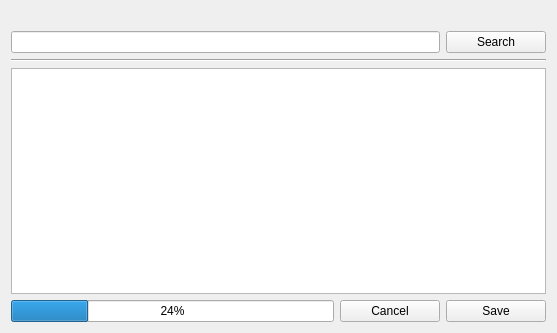
This is branches/sayonara-492/GUI/alternate_covers/GUI_Alternate_Covers.ui in shahid334/sayonara-player as Qt 5 draws it before an edit. The edited form follows.
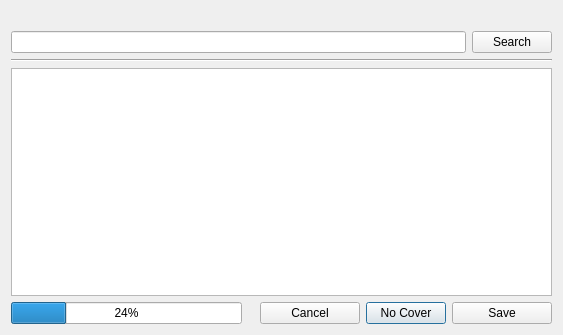
This is the edited form.

Commit message: album covers and library refactoring

Diff of the .ui file:
```diff
--- a/branches/sayonara-492/GUI/alternate_covers/GUI_Alternate_Covers.ui
+++ b/branches/sayonara-492/GUI/alternate_covers/GUI_Alternate_Covers.ui
@@ -6,31 +6,22 @@
    <rect>
     <x>0</x>
     <y>0</y>
-    <width>557</width>
-    <height>333</height>
+    <width>563</width>
+    <height>335</height>
    </rect>
   </property>
   <property name="windowTitle">
    <string>Search alternative image</string>
   </property>
   <layout class="QGridLayout" name="gridLayout">
-   <item row="0" column="0" colspan="3">
-    <widget class="QLabel" name="lab_title">
-     <property name="font">
-      <font>
-       <weight>75</weight>
-       <bold>true</bold>
-      </font>
-     </property>
-     <property name="text">
-      <string/>
+   <item row="2" column="0" colspan="7">
+    <widget class="Line" name="line">
+     <property name="orientation">
+      <enum>Qt::Horizontal</enum>
      </property>
     </widget>
    </item>
-   <item row="1" column="0" colspan="2">
-    <widget class="QLineEdit" name="le_search"/>
-   </item>
-   <item row="1" column="2">
+   <item row="1" column="6">
     <widget class="QPushButton" name="btn_search">
      <property name="sizePolicy">
       <sizepolicy hsizetype="Fixed" vsizetype="Fixed">
@@ -58,18 +49,21 @@
      </property>
     </widget>
    </item>
-   <item row="2" column="0" colspan="3">
-    <widget class="Line" name="line">
-     <property name="orientation">
-      <enum>Qt::Horizontal</enum>
+   <item row="1" column="0" colspan="6">
+    <widget class="QLineEdit" name="le_search">
+     <property name="maximumSize">
+      <size>
+       <width>654654</width>
+       <height>16777215</height>
+      </size>
      </property>
     </widget>
    </item>
-   <item row="3" column="0" colspan="3">
+   <item row="3" column="0" colspan="7">
     <widget class="QTableView" name="tv_images">
      <property name="minimumSize">
       <size>
-       <width>520</width>
+       <width>250</width>
        <height>220</height>
       </size>
      </property>
@@ -117,7 +111,29 @@
      </attribute>
     </widget>
    </item>
-   <item row="4" column="1">
+   <item row="0" column="0" colspan="7">
+    <widget class="QLabel" name="lab_title">
+     <property name="font">
+      <font>
+       <weight>75</weight>
+       <bold>true</bold>
+      </font>
+     </property>
+     <property name="text">
+      <string/>
+     </property>
+    </widget>
+   </item>
+   <item row="5" column="0">
+    <widget class="QProgressBar" name="pb_progress">
+     <property name="value">
+      <number>24</number>
+     </property>
+    </widget>
+   </item>
+   <item row="5" column="3" colspan="4">
+    <layout class="QHBoxLayout" name="horizontalLayout">
+     <item>
     <widget class="QPushButton" name="btn_cancel">
      <property name="minimumSize">
       <size>
@@ -139,7 +155,14 @@
      </property>
     </widget>
    </item>
-   <item row="4" column="2">
+     <item>
+      <widget class="QPushButton" name="btn_no_cover">
+       <property name="text">
+        <string>No Cover</string>
+       </property>
+      </widget>
+     </item>
+     <item>
     <widget class="QPushButton" name="btn_save">
      <property name="minimumSize">
       <size>
@@ -161,12 +184,7 @@
      </property>
     </widget>
    </item>
-   <item row="4" column="0">
-    <widget class="QProgressBar" name="pb_progress">
-     <property name="value">
-      <number>24</number>
-     </property>
-    </widget>
+    </layout>
    </item>
   </layout>
  </widget>
```
Lines whose indentation alone changed are shown as unchanged. The commit also changes 26 other files.
